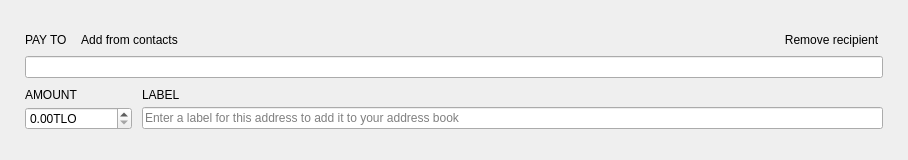
First picture: the form in src/Gui/Send/TransferFrame.ui, repository TalleoProject/talleo-gui, before the edit.
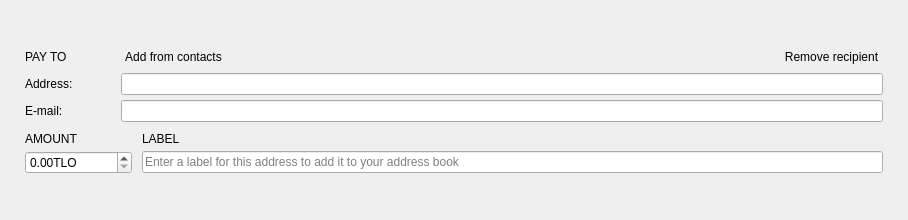
Second picture: the form after the edit. Custom widgets are drawn as their Qt base class.

Commit message: Add separate field for entering e-mail address of recipient.

```diff
--- a/src/Gui/Send/TransferFrame.ui
+++ b/src/Gui/Send/TransferFrame.ui
@@ -7,25 +7,25 @@
     <x>0</x>
     <y>0</y>
     <width>908</width>
-    <height>160</height>
+    <height>220</height>
    </rect>
   </property>
   <property name="sizePolicy">
    <sizepolicy hsizetype="Preferred" vsizetype="Preferred">
     <horstretch>0</horstretch>
-    <verstretch>150</verstretch>
+    <verstretch>210</verstretch>
    </sizepolicy>
   </property>
   <property name="minimumSize">
    <size>
     <width>0</width>
-    <height>160</height>
+    <height>220</height>
    </size>
   </property>
   <property name="maximumSize">
    <size>
     <width>16777215</width>
-    <height>160</height>
+    <height>220</height>
    </size>
   </property>
   <property name="windowTitle">
@@ -64,7 +64,7 @@
     </spacer>
    </item>
    <item>
-    <layout class="QGridLayout" name="gridLayout">
+    <layout class="QGridLayout" name="gridLayout" columnstretch="1,1,2,2,2,1">
      <property name="verticalSpacing">
       <number>5</number>
      </property>
@@ -90,6 +90,28 @@
        </property>
       </widget>
      </item>
+     <item row="0" column="5" alignment="Qt::AlignBottom">
+      <widget class="WalletGui::WalletTinyLinkLikeButton" name="m_removeButton">
+       <property name="sizePolicy">
+        <sizepolicy hsizetype="Preferred" vsizetype="Minimum">
+         <horstretch>0</horstretch>
+         <verstretch>0</verstretch>
+        </sizepolicy>
+       </property>
+       <property name="cursor">
+        <cursorShape>PointingHandCursor</cursorShape>
+       </property>
+       <property name="focusPolicy">
+        <enum>Qt::NoFocus</enum>
+       </property>
+       <property name="text">
+        <string>Remove recipient</string>
+       </property>
+       <property name="flat">
+        <bool>true</bool>
+       </property>
+      </widget>
+     </item>
      <item row="0" column="1">
       <widget class="WalletGui::WalletTinyLinkLikeButton" name="m_addressBookButton">
        <property name="sizePolicy">
@@ -115,7 +137,7 @@
        </property>
       </widget>
      </item>
-     <item row="0" column="2">
+     <item row="0" column="2" colspan="3">
       <spacer name="horizontalSpacer">
        <property name="orientation">
         <enum>Qt::Horizontal</enum>
@@ -128,29 +150,14 @@
        </property>
       </spacer>
      </item>
-     <item row="0" column="3" alignment="Qt::AlignBottom">
-      <widget class="WalletGui::WalletTinyLinkLikeButton" name="m_removeButton">
-       <property name="sizePolicy">
-        <sizepolicy hsizetype="Preferred" vsizetype="Minimum">
-         <horstretch>0</horstretch>
-         <verstretch>0</verstretch>
-        </sizepolicy>
-       </property>
-       <property name="cursor">
-        <cursorShape>PointingHandCursor</cursorShape>
-       </property>
-       <property name="focusPolicy">
-        <enum>Qt::NoFocus</enum>
-       </property>
+     <item row="2" column="0">
+      <widget class="WalletGui::WalletNormalGrayTextLabel" name="m_addressTextLabel">
        <property name="text">
-        <string>Remove recipient</string>
-       </property>
-       <property name="flat">
-        <bool>true</bool>
+        <string>Address:</string>
        </property>
       </widget>
      </item>
-     <item row="1" column="0" colspan="4">
+     <item row="2" column="1" colspan="5">
       <widget class="WalletGui::ClearableLineEdit" name="m_sendAddressEdit">
        <property name="styleSheet">
         <string notr="true">[errorState=&quot;true&quot;] {
@@ -159,6 +166,22 @@
        </property>
       </widget>
      </item>
+     <item row="3" column="0">
+      <widget class="WalletGui::WalletNormalGrayTextLabel" name="m_emailTextLabel">
+       <property name="text">
+        <string>E-mail:</string>
+       </property>
+      </widget>
+     </item>
+     <item row="3" column="1" colspan="5">
+      <widget class="WalletGui::ClearableLineEdit" name="m_sendEmailEdit">
+       <property name="styleSheet">
+        <string notr="true">[errorState=&quot;true&quot;] {
+  border-color: #ef3131;
+}</string>
+       </property>
+      </widget>
+     </item>
     </layout>
    </item>
    <item>
```
Left out of the diff: 42 changed lines with no effect on the pictures. The commit also changes 2 other files.
